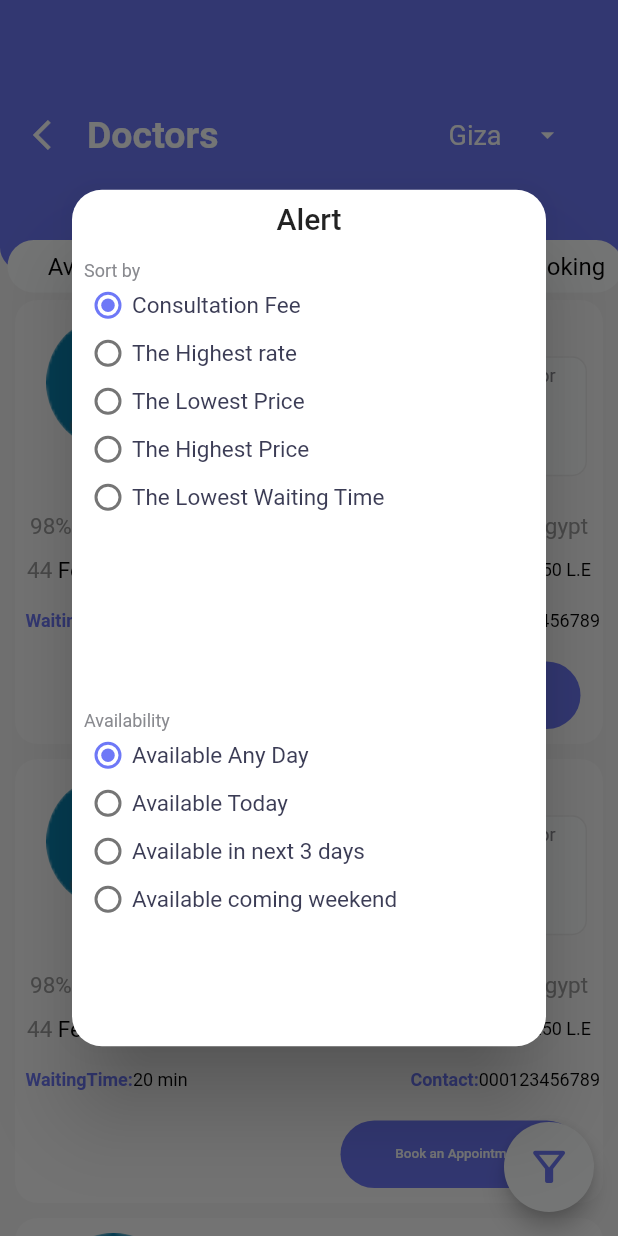
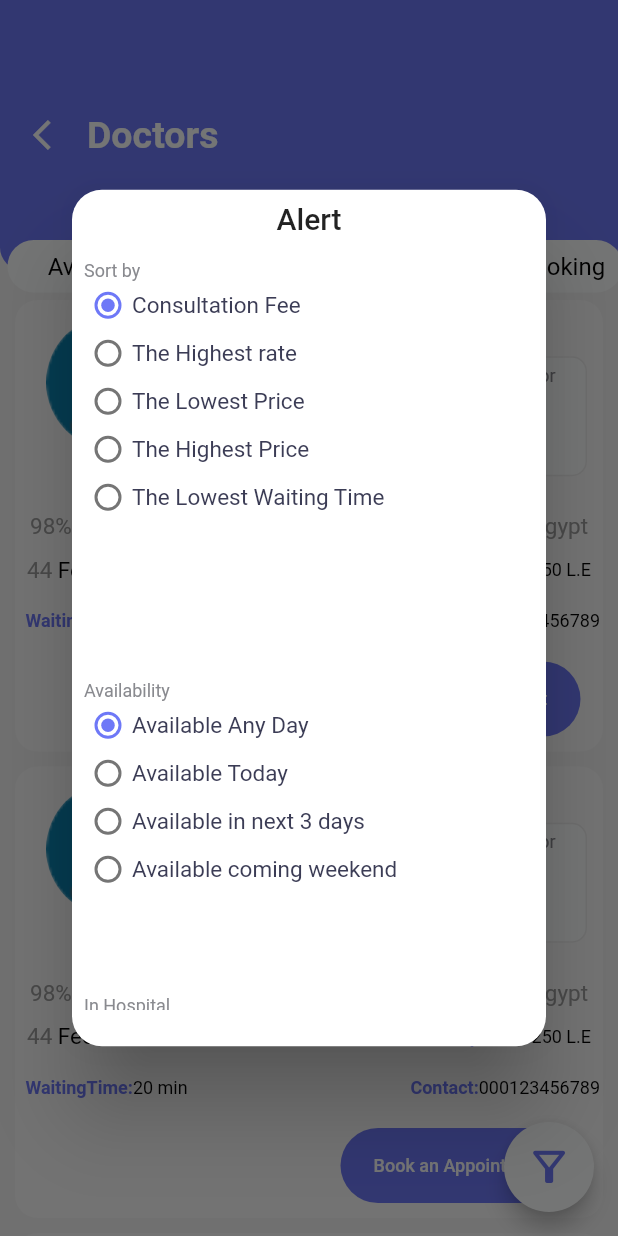
Before and after one commit to NourSabry/nabbda, a Flutter app: the DoctorsScreen screen opened directly, after a tap on the "filter alt" icon, on a phone screen of 412 x 824 dp. Run offline on Flutter 3.47's test engine with Material 2 defaults, Android fonts, the phone set to English and light mode, and no system bars; drawn by our look-alikes of auto_size_text, expansion_tile_card; our stand-ins replace fl_chart, flutter_svg, font_awesome_flutter, get, google_maps_flutter, percent_indicator and 2 more; missing offline and left inert: chart_sparkline, custom_timer, flutter_balloon_slider.

Commit message:
finish last

```diff
--- a/lib/DoctorTimeSlot.dart
+++ b/lib/DoctorTimeSlot.dart
@@ -97,14 +97,14 @@
                             Column(
                               children: [
                                 Text(
-                                  "DR. Mohamed Saeed Al Gamal",
+                                  "DR. Mohamed Saeed Al Gama",
                                   style: TextStyle(
                                       color: Color(0xFF313450),
                                       fontSize: 14,
                                       fontWeight: FontWeight.w600),
                                 ),
                                 Text(
-                                    "Ph.D. Cardiovascular Diseases - Professor and Consultant Cardiology and Cardiac Catheterization Al-Azhar University",
+                                    "Ph.D. Cardiovascular Diseases - Professor and Consultant Cardiology and Cardiac Categorization Al-Azra University",
                                     style: TextStyle(
                                       color: Color(0xFF898A8F),
                                       fontSize: 12,
--- a/lib/components/appbar_doctor_screen.dart
+++ b/lib/components/appbar_doctor_screen.dart
@@ -1,4 +1,3 @@
-import 'package:expansion_tile_card/expansion_tile_card.dart';
 import 'package:flutter/material.dart';
 import 'package:nabbda/components/button_appbar_screen_doctor.dart';
 import 'package:nabbda/constants.dart';
@@ -22,10 +21,7 @@
               borderRadius: BorderRadius.only(
                   bottomRight: Radius.circular(15),
                   bottomLeft: Radius.circular(15))),
-          child: Row(
-            mainAxisAlignment: MainAxisAlignment.spaceBetween,
-            children: [
-              Padding(
+          child: Padding(
             padding: const EdgeInsets.symmetric(horizontal: 10),
             child: Row(
               children: [
@@ -47,29 +43,6 @@
                 ),
               ],
             ),
-              ),
-              SizedBox(
-                width: 150,
-                child: ExpansionTileCard(
-                    shadowColor: K.mainColor,
-                    baseColor: K.mainColor,
-                    elevation: 0,
-                    trailing: Icon(
-                      Icons.arrow_drop_down,
-                      color: K.WhiteColor,
-                      size: 20,
-                    ),
-                    title: Text(
-                      "Giza",
-                      style: TextStyle(
-                          color: K.WhiteColor, fontSize: 18),
-                    ),
-                    contentPadding:
-                    EdgeInsets.symmetric(horizontal: 35),
-                    expandedTextColor: K.mainColor,
-                    children: <Widget>[]),
-              )
-            ],
           ),
         ),
         Padding(
--- a/lib/components/book_button_appointment.dart
+++ b/lib/components/book_button_appointment.dart
@@ -9,7 +9,7 @@
   @override
   Widget build(BuildContext context) {
     return SizedBox(
-      height: 45,
+      height: 50,
       width: 160,
       child: TextButton(
         onPressed: function,
@@ -17,7 +17,7 @@
           "Book an Appointment",
           style: TextStyle(
             color: K.WhiteColor,
-            fontSize: 9,
+            fontSize: 12,
           ),
         ),
         style: TextButton.styleFrom(
--- a/lib/main.dart
+++ b/lib/main.dart
@@ -1,7 +1,6 @@
 import 'package:flutter/material.dart';
 import 'package:get/get.dart';
-import 'package:nabbda/screens/forget_password_screen.dart';
-import 'package:nabbda/screens/onBoarding_screen.dart';
+import 'package:nabbda/screens/Home.dart';
 
 
 void main() {
@@ -13,7 +12,7 @@
   Widget build(BuildContext context) {
     return GetMaterialApp(
       debugShowCheckedModeBanner: false,
-      home: ForgetPasswordScreen(),
+      home: Home(),
     );
   }
 }
--- a/lib/screens/doctor_screen.dart
+++ b/lib/screens/doctor_screen.dart
@@ -126,9 +126,7 @@
                             ],
                           ),
                         )),
-                    Padding(
-                      padding: const EdgeInsets.only(top: 20),
-                      child: Obx(() => Container(
+                    Obx(() => Container(
                           height: 210,
                           width: 300,
                           child: Column(
@@ -190,10 +188,7 @@
                             ],
                           ),
                         )),
-                    ),
-                    Padding(
-                      padding: const EdgeInsets.only(top: 20),
-                      child: Obx(() => Container(
+                    Obx(() => Container(
                           height: 80,
                           width: 300,
                           child: Column(
@@ -219,10 +214,7 @@
                             ],
                           ),
                         )),
-                    ),
-                    Padding(
-                        padding: const EdgeInsets.only(top: 20),
-                        child: Obx(() => Container(
+                    Obx(() => Container(
                           height: 210,
                           width: 300,
                           child: Column(
@@ -280,10 +272,8 @@
                               ),
                             ],
                           ),
-                            ))),
-                    Padding(
-                        padding: const EdgeInsets.only(top: 20),
-                        child: Obx(() => Container(
+                        )),
+                    Obx(() => Container(
                           height: 210,
                           width: 300,
                           child: Column(
@@ -335,10 +325,8 @@
                               ),
                             ],
                           ),
-                            ))),
-                    Padding(
-                        padding: const EdgeInsets.only(top: 20),
-                        child: Obx(() => Container(
+                        )),
+                    Obx(() => Container(
                           height: 210,
                           width: 300,
                           child: Column(
@@ -373,7 +361,7 @@
                               ),
                             ],
                           ),
-                            ))),
+                        )),
                   ]),
                 ),
               ));
--- a/lib/screens/forget_password_screen.dart
+++ b/lib/screens/forget_password_screen.dart
@@ -13,7 +13,6 @@
   @override
   Widget build(BuildContext context) {
     final _controller = Get.put(ForgetPasswordController());
-    String label;
     return Scaffold(
       backgroundColor: Colors.white,
       body: SingleChildScrollView(
```
Also changed, not shown: lib/components/appbar_booking_doctor.dart (+1 -20 lines), lib/screens/diabetes_risk_calculate_screen.dart (+4 -6 lines). Lines whose indentation alone changed are shown as unchanged.
